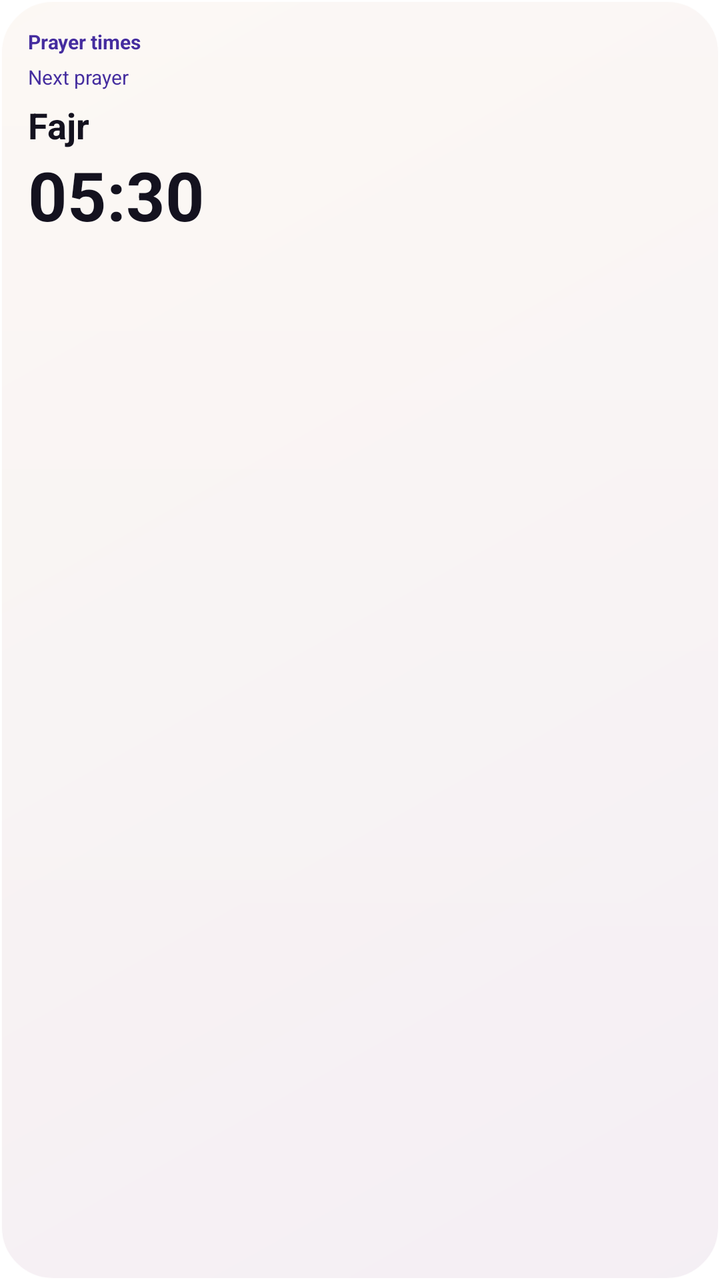
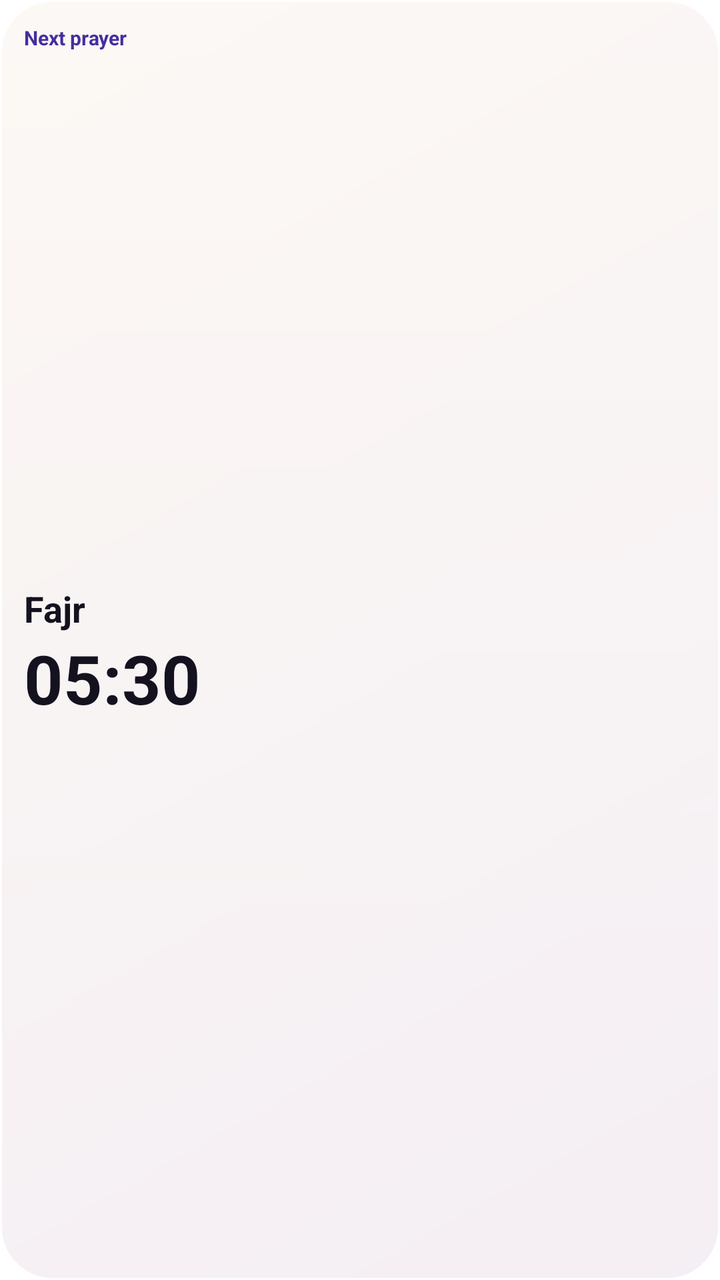

Two renders of the same Android screen: before a commit and after it. Below are the layout's source before the change and the commit's diff.
<!-- AndroidManifest.xml: fallback theme Theme.MaterialComponents.DayNight.NoActionBar -->
<!-- res/layout/widget_preview_prayer.xml -->
<?xml version="1.0" encoding="utf-8"?>
<LinearLayout xmlns:android="http://schemas.android.com/apk/res/android" android:layout_width="match_parent" android:layout_height="match_parent" android:orientation="vertical" android:padding="14dp" android:background="@drawable/widget_card"><TextView android:layout_width="match_parent" android:layout_height="wrap_content" android:text="@string/widget_prayer" android:textColor="@color/widget_fallback_accent" android:textSize="10sp" android:textStyle="bold" android:paddingBottom="4dp"/><TextView android:layout_width="match_parent" android:layout_height="wrap_content" android:text="@string/widget_next" android:textColor="@color/widget_fallback_accent" android:textSize="10sp" /><TextView android:layout_width="match_parent" android:layout_height="wrap_content" android:text="@string/widget_preview_prayer_name" android:textColor="@color/widget_fallback_ink" android:textSize="18sp" android:textStyle="bold" android:paddingTop="5dp"/><TextView android:layout_width="match_parent" android:layout_height="wrap_content" android:text="05:30" android:textColor="@color/widget_fallback_ink" android:textSize="34sp" android:textStyle="bold"/></LinearLayout>
<!-- resources referenced by this layout -->
<resources>
  <color name="widget_fallback_accent">@color/widget_islamic_light_accent</color>
  <color name="widget_fallback_ink">@color/widget_islamic_light_ink</color>
  <!-- drawable widget_card (drawable) -->
  <?xml version="1.0" encoding="utf-8"?>
  <layer-list xmlns:android="http://schemas.android.com/apk/res/android"><item android:drawable="@drawable/widget_glass_islamic_light"/></layer-list>
  <string name="widget_next" formatted="false">Next prayer</string>
  <string name="widget_prayer" formatted="false">Prayer times</string>
  <string name="widget_preview_prayer_name" formatted="false">Fajr</string>
  <color name="widget_islamic_light_accent">#452D9F</color>
  <color name="widget_islamic_light_ink">#14121F</color>
  <!-- drawable widget_glass_islamic_light (drawable) -->
  <?xml version="1.0" encoding="utf-8"?>
  <layer-list xmlns:android="http://schemas.android.com/apk/res/android"><item><shape android:shape="rectangle"><corners android:radius="26dp"/><gradient android:angle="315" android:startColor="#F7FBF6F1" android:endColor="#F7F4EEF4"/><stroke android:width="1dp" android:color="#E6FFFFFF"/></shape></item><item><shape android:shape="rectangle"><corners android:radius="26dp"/><gradient android:angle="270" android:startColor="#38FFFFFF" android:endColor="#00FFFFFF"/></shape></item></layer-list>
</resources>

<!-- the commit's change to res/layout/widget_preview_prayer.xml (unified diff, before → after) -->
@@ -1,2 +1,2 @@
 <?xml version="1.0" encoding="utf-8"?>
-<LinearLayout xmlns:android="http://schemas.android.com/apk/res/android" android:layout_width="match_parent" android:layout_height="match_parent" android:orientation="vertical" android:padding="14dp" android:background="@drawable/widget_card"><TextView android:layout_width="match_parent" android:layout_height="wrap_content" android:text="@string/widget_prayer" android:textColor="@color/widget_fallback_accent" android:textSize="10sp" android:textStyle="bold" android:paddingBottom="4dp"/><TextView android:layout_width="match_parent" android:layout_height="wrap_content" android:text="@string/widget_next" android:textColor="@color/widget_fallback_accent" android:textSize="10sp" /><TextView android:layout_width="match_parent" android:layout_height="wrap_content" android:text="@string/widget_preview_prayer_name" android:textColor="@color/widget_fallback_ink" android:textSize="18sp" android:textStyle="bold" android:paddingTop="5dp"/><TextView android:layout_width="match_parent" android:layout_height="wrap_content" android:text="05:30" android:textColor="@color/widget_fallback_ink" android:textSize="34sp" android:textStyle="bold"/></LinearLayout>
+<LinearLayout xmlns:android="http://schemas.android.com/apk/res/android" android:layout_width="match_parent" android:layout_height="match_parent" android:orientation="vertical" android:padding="12dp" android:background="@drawable/widget_card"><TextView android:layout_width="match_parent" android:layout_height="wrap_content" android:text="@string/widget_next" android:textColor="@color/widget_fallback_accent" android:textSize="10sp" android:textStyle="bold" android:maxLines="2" android:autoSizeTextType="uniform" android:autoSizeMinTextSize="9sp" android:autoSizeMaxTextSize="10sp" android:autoSizeStepGranularity="1sp"/><LinearLayout android:layout_width="match_parent" android:layout_height="0dp" android:layout_weight="1" android:orientation="vertical" android:gravity="center_vertical"><TextView android:layout_width="match_parent" android:layout_height="wrap_content" android:text="@string/widget_preview_prayer_name" android:textColor="@color/widget_fallback_ink" android:textSize="18sp" android:textStyle="bold" android:maxLines="1"/><TextView android:layout_width="match_parent" android:layout_height="wrap_content" android:text="05:30" android:textColor="@color/widget_fallback_ink" android:textSize="34sp" android:textStyle="bold" android:maxLines="1"/></LinearLayout></LinearLayout>
<!-- resource entries referenced after the edit -->
@@ -6,7 +6,6 @@
   <?xml version="1.0" encoding="utf-8"?>
   <layer-list xmlns:android="http://schemas.android.com/apk/res/android"><item android:drawable="@drawable/widget_glass_islamic_light"/></layer-list>
   <string name="widget_next" formatted="false">Next prayer</string>
-  <string name="widget_prayer" formatted="false">Prayer times</string>
   <string name="widget_preview_prayer_name" formatted="false">Fajr</string>
   <color name="widget_islamic_light_accent">#452D9F</color>
   <color name="widget_islamic_light_ink">#14121F</color>
